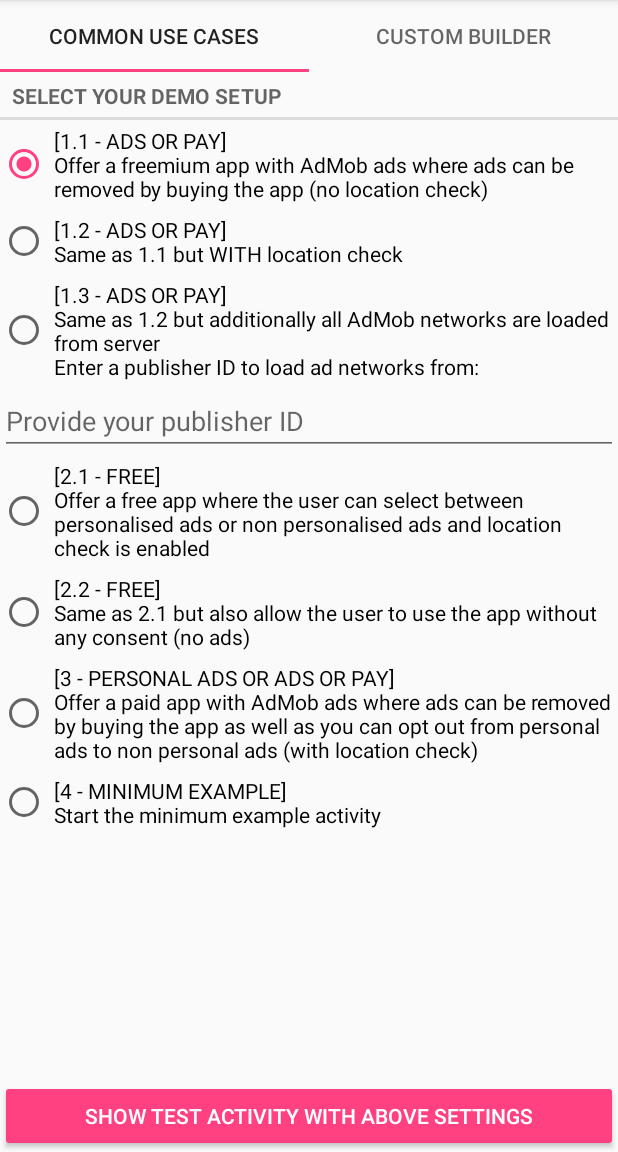
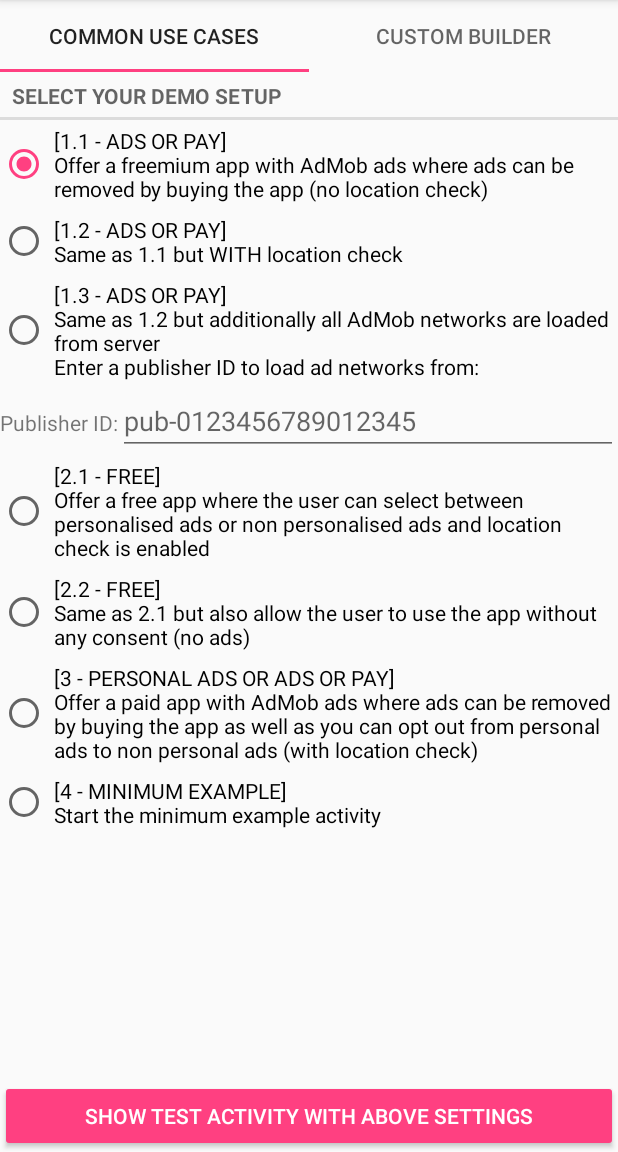
Before and after one commit to MFlisar/GDPRDialog, an Android app: the screen it shows after launch (SetupActivity), on a phone screen of 412 x 824 dp, the part 84-1236 px from its top. Run offline under Robolectric (Android 15) with nearby library versions, the phone set to English and light mode, and no system bars; our stand-ins replace data binding.

Commit message:
demo updated

```diff
--- a/app/src/main/res/layout/activity_setup.xml
+++ b/app/src/main/res/layout/activity_setup.xml
@@ -67,11 +67,25 @@
                             android:padding="4dp"
                             android:text="[1.3 - ADS OR PAY]\nSame as 1.2 but additionally all AdMob networks are loaded from server\nEnter a publisher ID to load ad networks from:" />
 
-                        <EditText
-                            android:id="@+id/etPublisherIdCommon"
+                        <LinearLayout
                             android:layout_width="match_parent"
                             android:layout_height="wrap_content"
-                            android:hint="Provide your publisher ID" />
+                            android:orientation="horizontal">
+
+                            <TextView
+                                android:layout_width="wrap_content"
+                                android:layout_height="wrap_content"
+                                android:text="Publisher ID:" />
+
+                            <EditText
+                                android:id="@+id/etPublisherIdCommon"
+                                android:layout_width="0dp"
+                                android:layout_weight="1"
+                                android:layout_height="wrap_content"
+                                android:hint="pub-0123456789012345" />
+
+                        </LinearLayout>
+
 
                         <RadioButton
                             android:id="@+id/rb4"
```
